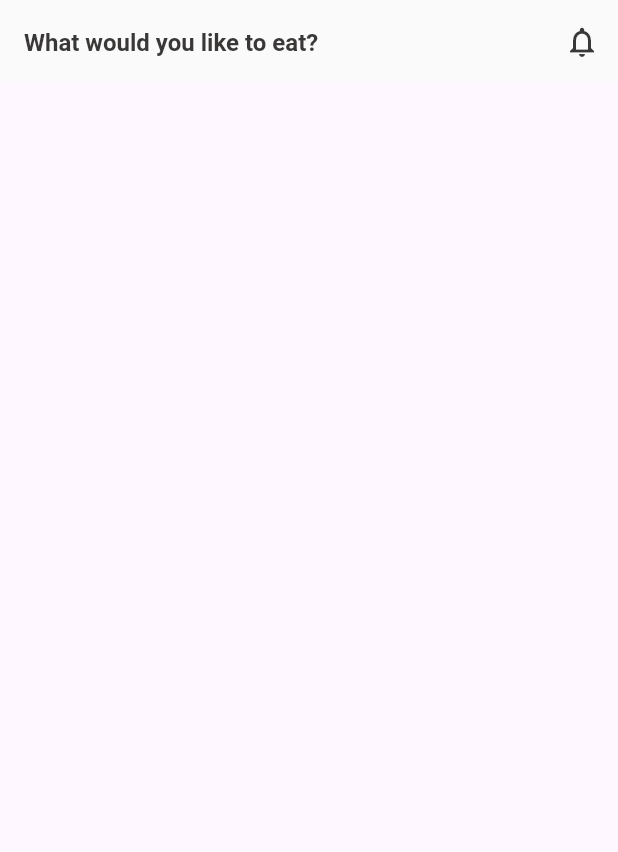
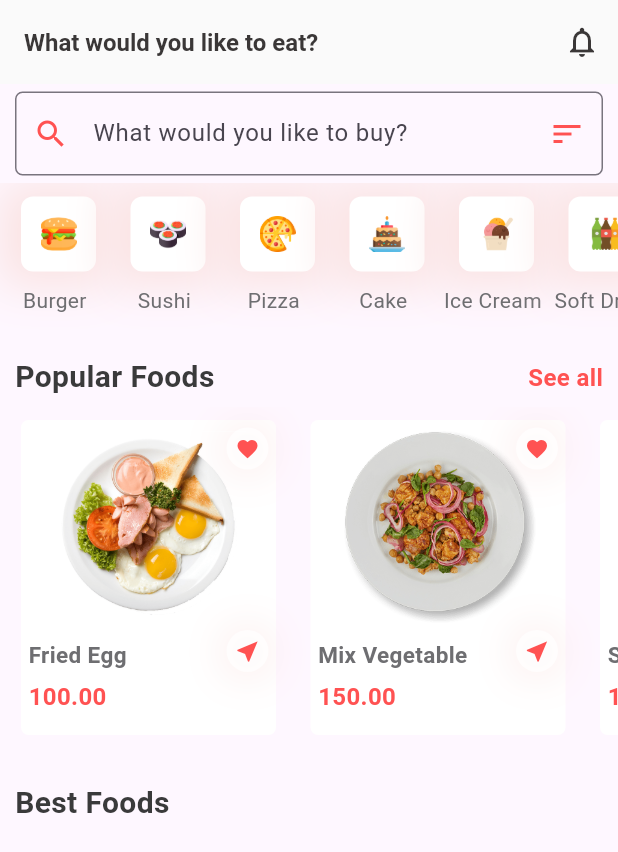
Before and after one commit to Tiraphan/FoodDelivery, a Flutter app: the screen it shows after launch, on a phone screen of 412 x 824 dp. Shown: the top 852 px of the screen. Run offline on Flutter 3.47's test engine with Material 3 defaults, Android fonts, the phone set to English and light mode, and no system bars.

Commit message:
๊Update App

```diff
--- a/lib/pages/home_page.dart
+++ b/lib/pages/home_page.dart
@@ -1,4 +1,6 @@
 import 'package:flutter/material.dart';
+import 'package:fooddelivery/widgets/popular_foods_widget.dart';
+import 'package:fooddelivery/widgets/top_menu.dart';
 
 class HomePage extends StatelessWidget {
   const HomePage({super.key});
@@ -25,6 +27,82 @@ class HomePage extends StatelessWidget {
           )
         ],
       ),
+      body: SingleChildScrollView(
+        child: Column(
+          children: [
+            Padding(
+              padding: EdgeInsets.only(left: 10, top: 5, right: 10, bottom: 5),
+              child: TextField(
+                decoration: InputDecoration(
+                  border: OutlineInputBorder(
+                    borderRadius: BorderRadius.circular(5),
+                    borderSide: BorderSide(
+                      width: 0,
+                      color: Colors.redAccent,
+                      style: BorderStyle.none,
+                    ),
+                  ),
+                  prefixIcon: Icon(
+                    Icons.search,
+                    color: Colors.redAccent,
+                  ),
+                  suffixIcon: Icon(
+                    Icons.sort,
+                    color: Colors.redAccent,
+                  ),
+                  hintText: 'What would you like to buy?',
+                ),
+              ),
+            ),
+            // Top Menu Widget here
+            TopMenus(),
+            SizedBox(height: 10),
+            Container(
+              padding: EdgeInsets.only(left: 10, right: 10, bottom: 5, top: 5),
+              child: Row(
+                mainAxisAlignment: MainAxisAlignment.spaceBetween,
+                children: [
+                  Text(
+                    'Popular Foods',
+                    style: TextStyle(
+                      fontSize: 20,
+                      color: Color(0xFF3a3a3b),
+                      fontWeight: FontWeight.bold,
+                    ),
+                  ),
+                  Text(
+                    'See all',
+                    style: TextStyle(
+                      fontSize: 16,
+                      color: Colors.redAccent,
+                      fontWeight: FontWeight.bold,
+                    ),
+                  ),
+                ],
+              ),
+            ),
+            // Popular Foods Widget hers.....
+            PopularFoodsWidget(),
+            Container(
+              padding: EdgeInsets.only(left: 10, right: 10, bottom: 5),
+              child: Row(
+                mainAxisAlignment: MainAxisAlignment.spaceBetween,
+                children: [
+                  Text(
+                    'Best Foods',
+                    style: TextStyle(
+                      fontSize: 20,
+                      color: Color(0xFF3a3a3b),
+                      fontWeight: FontWeight.bold,
+                    ),
+                  )
+                ],
+              ),
+            ),
+            // Best Foods Widget here...
+          ],
+        ),
+      ),
     );
   }
 }
--- /dev/null
+++ b/lib/widgets/popular_foods_widget.dart
@@ -0,0 +1,203 @@
+import 'package:flutter/material.dart';
+import 'package:fooddelivery/animation/scale_route.dart';
+
+class PopularFoodsWidget extends StatefulWidget {
+  const PopularFoodsWidget({super.key});
+
+  @override
+  State<PopularFoodsWidget> createState() => _PopularFoodsWidgetState();
+}
+
+class _PopularFoodsWidgetState extends State<PopularFoodsWidget> {
+  @override
+  Widget build(BuildContext context) {
+    return Container(
+      height: 250,
+      width: double.infinity,
+      child: PopularFoodItems(),
+    );
+  }
+}
+
+class PopularFoodsTiles extends StatelessWidget {
+  String name;
+  String imageUrl;
+  String rating;
+  String price;
+  String slug;
+
+  PopularFoodsTiles({
+    required this.name,
+    required this.imageUrl,
+    required this.price,
+    required this.rating,
+    required this.slug,
+  });
+
+  @override
+  Widget build(BuildContext context) {
+    return InkWell(
+      onTap: () {
+        // Navigator.push(context, ScaleRoute(page: FooddetailsPage()));
+      },
+      child: Column(
+        children: [
+          Container(
+            padding: EdgeInsets.only(left: 10, right: 5, top: 5, bottom: 5),
+            child: Card(
+              color: Colors.white,
+              elevation: 0,
+              shape: RoundedRectangleBorder(
+                borderRadius: BorderRadius.circular(5),
+              ),
+              child: Container(
+                width: 170,
+                height: 210,
+                child: Column(
+                  children: [
+                    Stack(
+                      children: [
+                        Align(
+                          alignment: Alignment.topRight,
+                          child: Container(
+                            alignment: Alignment.topRight,
+                            //width: double.infinity,
+                            padding: EdgeInsets.only(right: 5, top: 5),
+                            child: Container(
+                              height: 28,
+                              width: 28,
+                              decoration: BoxDecoration(
+                                shape: BoxShape.circle,
+                                color: Colors.white70,
+                                boxShadow: [
+                                  BoxShadow(
+                                    color: Color(0xFFfae3e2),
+                                    blurRadius: 25,
+                                    offset: Offset(0.00, 0.75),
+                                  )
+                                ],
+                              ),
+                              child: Icon(
+                                Icons.favorite,
+                                color: Colors.redAccent,
+                                size: 16,
+                              ),
+                            ),
+                          ),
+                        ),
+                        Align(
+                          alignment: Alignment.centerLeft,
+                          child: Center(
+                            child: Image.asset(
+                              'assets/' + imageUrl + '.png',
+                              height: 140,
+                              width: 130,
+                            ),
+                          ),
+                        )
+                      ],
+                    ),
+                    Row(
+                      mainAxisAlignment: MainAxisAlignment.spaceBetween,
+                      children: [
+                        Container(
+                          alignment: Alignment.bottomLeft,
+                          padding: EdgeInsets.only(left: 5, top: 5),
+                          child: Text(
+                            name,
+                            style: TextStyle(
+                              color: Color(0xFF6e6e71),
+                              fontSize: 15,
+                              fontWeight: FontWeight.bold,
+                            ),
+                          ),
+                        ),
+                        Container(
+                          alignment: Alignment.topRight,
+                          //width: double.infinity,
+                          padding: EdgeInsets.only(right: 5),
+                          child: Container(
+                            height: 28,
+                            width: 28,
+                            decoration: BoxDecoration(
+                              shape: BoxShape.circle,
+                              color: Colors.white70,
+                              boxShadow: [
+                                BoxShadow(
+                                  color: Color(0xFFfae3e2),
+                                  blurRadius: 25,
+                                  offset: Offset(0.00, 0.75),
+                                )
+                              ],
+                            ),
+                            child: Icon(
+                              Icons.near_me,
+                              color: Colors.redAccent,
+                              size: 18,
+                            ),
+                          ),
+                        ),
+                      ],
+                    ),
+                    Container(
+                      alignment: Alignment.bottomLeft,
+                      padding: EdgeInsets.only(
+                        left: 5,
+                        top: 5,
+                        right: 5,
+                      ),
+                      child: Text(
+                        price,
+                        style: TextStyle(
+                            color: Colors.redAccent,
+                            fontSize: 16,
+                            fontWeight: FontWeight.w600),
+                      ),
+                    ),
+                  ],
+                ),
+              ),
+            ),
+          )
+        ],
+      ),
+    );
+  }
+}
+
+class PopularFoodItems extends StatelessWidget {
+  const PopularFoodItems({super.key});
+
+  @override
+  Widget build(BuildContext context) {
+    return ListView(
+      scrollDirection: Axis.horizontal,
+      children: [
+        PopularFoodsTiles(
+            name: 'Fried Egg',
+            imageUrl: 'ic_popular_food_1',
+            price: '100.00',
+            rating: '4.9',
+            slug: 'fried_egg'),
+        PopularFoodsTiles(
+            name: 'Mix Vegetable',
+            imageUrl: 'ic_popular_food_3',
+            price: '150.00',
+            rating: '4.9',
+            slug: ''),
+        PopularFoodsTiles(
+            name: 'Salad Chicken',
+            imageUrl: 'ic_popular_food_4',
+            price: '122.00',
+            rating: '2.0',
+            slug: ''),
+        PopularFoodsTiles(
+            name: 'Red Meat, Salad',
+            imageUrl: 'ic_popular_food_2',
+            price: '150.00',
+            rating: '4.9',
+            slug: 'fried_egg'),
+      ],
+    );
+  }
+}
--- /dev/null
+++ b/lib/widgets/top_menu.dart
@@ -0,0 +1,84 @@
+import 'package:flutter/material.dart';
+
+class TopMenuTiles extends StatelessWidget {
+  String name;
+  String imageUrl;
+  String slug;
+
+  TopMenuTiles({
+    required this.name,
+    required this.imageUrl,
+    required this.slug,
+  });
+
+  @override
+  Widget build(BuildContext context) {
+    return InkWell(
+      onTap: () {},
+      child: Column(
+        children: [
+          Container(
+            padding: EdgeInsets.only(left: 10, right: 5, top: 5, bottom: 5),
+            decoration: BoxDecoration(
+              boxShadow: [
+                BoxShadow(
+                  color: Color(0xFFFae3e2),
+                  blurRadius: 25,
+                  offset: Offset(0.0, 0.75),
+                ),
+              ],
+            ),
+            child: Card(
+              color: Colors.white,
+              elevation: 0,
+              shape: RoundedRectangleBorder(
+                borderRadius: BorderRadius.circular(8),
+              ),
+              child: Container(
+                width: 50,
+                height: 50,
+                child: Center(
+                  child: Image.asset(
+                    'assets/' + imageUrl + '.png',
+                    width: 24,
+                    height: 24,
+                  ),
+                ),
+              ),
+            ),
+          ),
+          Text(
+            name,
+            style: TextStyle(
+              fontSize: 14,
+              fontWeight: FontWeight.w400,
+              color: Color(0xFF6e6e71),
+            ),
+          )
+        ],
+      ),
+    );
+  }
+}
+
+class TopMenus extends StatelessWidget {
+  const TopMenus({super.key});
+
+  @override
+  Widget build(BuildContext context) {
+    return Container(
+      height: 100,
+      child: ListView(
+        scrollDirection: Axis.horizontal,
+        children: [
+          TopMenuTiles(name: 'Burger', imageUrl: 'ic_burger', slug: ''),
+          TopMenuTiles(name: 'Sushi', imageUrl: 'ic_sushi', slug: ''),
+          TopMenuTiles(name: 'Pizza', imageUrl: 'ic_pizza', slug: ''),
+          TopMenuTiles(name: 'Cake', imageUrl: 'ic_cake', slug: ''),
+          TopMenuTiles(name: 'Ice Cream', imageUrl: 'ic_ice_cream', slug: ''),
+          TopMenuTiles(name: 'Soft Drink', imageUrl: 'ic_soft_drink', slug: ''),
+        ],
+      ),
+    );
+  }
+}
--- /dev/null
+++ b/lib/widgets/ิbest_foods_widget.dart
@@ -0,0 +1,50 @@
+import 'package:flutter/material.dart';
+
+class BestFoodTiles extends StatelessWidget {
+  String name;
+  String imageUrl;
+  String rating;
+  String numberOfRating;
+  String price;
+  String slug;
+
+  BestFoodTiles({
+    required this.name,
+    required this.imageUrl,
+    required this.rating,
+    required this.numberOfRating,
+    required this.price,
+    required this.slug,
+  });
+
+  @override
+  Widget build(BuildContext context) {
+    return InkWell(
+      onTap: () {},
+      child: Column(
+        children: [
+          Container(
+            padding: EdgeInsets.only(left: 10, right: 5, top: 5, bottom: 5),
+            child: Card(
+              semanticContainer: true,
+              clipBehavior: Clip.antiAliasWithSaveLayer,
+              shape: RoundedRectangleBorder(
+                borderRadius: BorderRadius.circular(10),
+              ),
+              child: Image.asset('assets/' + imageUrl + '.jpg'),
+            ),
+          )
+        ],
+      ),
+    );
+  }
+}
+
+class BestFoods extends StatelessWidget {
+  const BestFoods({super.key});
+
+  @override
+  Widget build(BuildContext context) {
+    return const Placeholder();
+  }
+}
```
